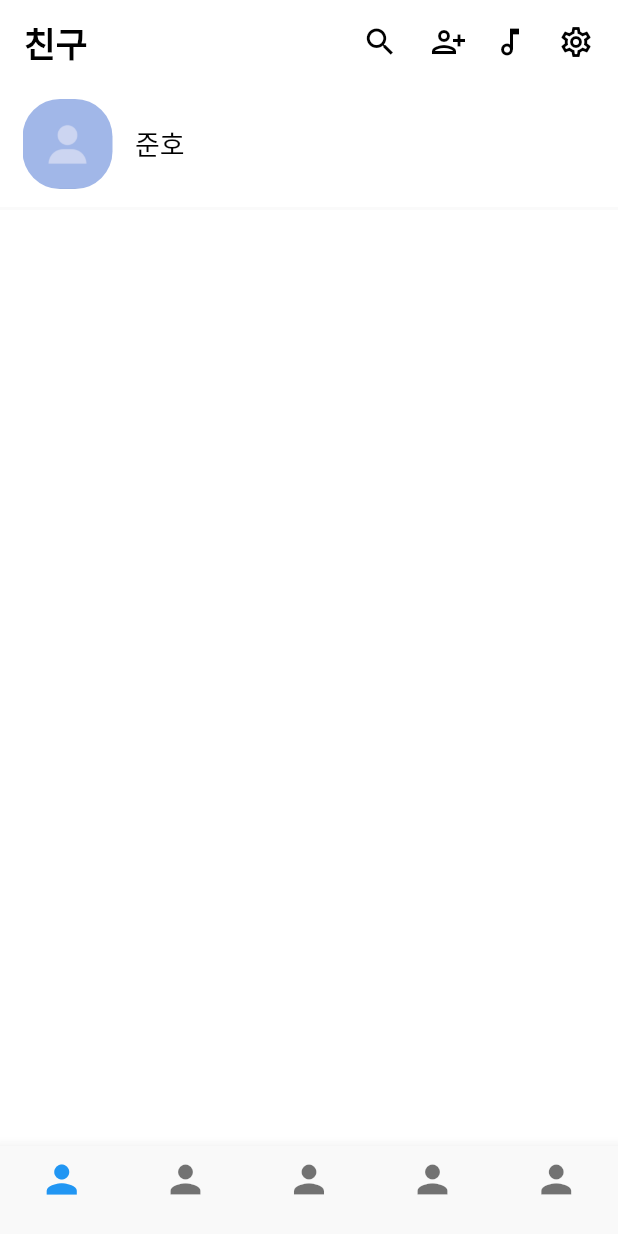
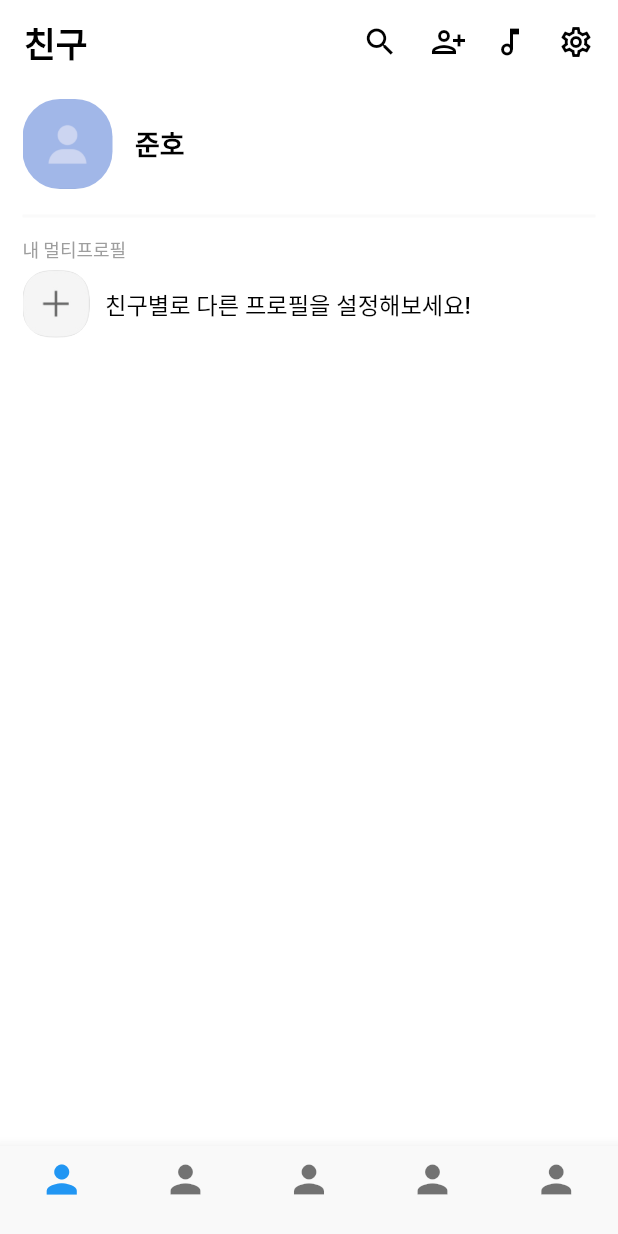
Before and after one commit to duffyishere/kakaotalk, a Flutter app: the screen it shows after launch, on a phone screen of 412 x 824 dp. Run offline on Flutter 3.47's test engine with Material 2 defaults, Android fonts, the phone set to English and light mode, and no system bars.

Commit message:
feat: add plus multi profiles button

```diff
--- a/lib/main.dart
+++ b/lib/main.dart
@@ -46,7 +46,9 @@ class MyApp extends StatelessWidget {
             Container(
               child: Padding(
                 padding: const EdgeInsets.fromLTRB(15, 10, 15, 0),
-                child: Row(
+                child: Column(
+                  children: [
+                    Row(
                       children: [
                         Container(
                           child: ClipRRect(
@@ -55,13 +57,35 @@ class MyApp extends StatelessWidget {
                           ),
                         ),
                         SizedBox(width: 15,),
-                    Text("준호", style: TextStyle(color: Colors.black, fontWeight: FontWeight.w500, fontSize: 18),)
+                        Text("준호", style: TextStyle(color: Colors.black, fontWeight: FontWeight.bold, fontSize: 18),),
+                      ],
+                    ),
+                    SizedBox(height: 10,),
+                    Divider(thickness: 2, color: Color(0xfffafafa),),
+                    SizedBox(height: 5,),
+                    Row(
+                      children: [
+                        Text("내 멀티프로필", style: TextStyle(color: Colors.grey, fontWeight: FontWeight.w200, fontSize: 12),),
+                      ],
+                    ),
+                    SizedBox(height: 5,),
+                    Row(
+                      children: [
+                        SizedBox(height: 5,),
+                        Container(
+                          child: ClipRRect(
+                            borderRadius: BorderRadius.circular(18.0),
+                            child: Image.asset('assets/plus_icon.jpg', width: 45, height: 45, ),
+                          ),
+                        ),
+                        SizedBox(width: 10,),
+                        Text("친구별로 다른 프로필을 설정해보세요!", style: TextStyle(color: Colors.black, fontWeight: FontWeight.w500, fontSize: 15.5),),
+                      ],
+                    )
                   ],
                 ),
               ),
             ),
-            SizedBox(height: 5,),
-            Divider(thickness: 2, color: Color(0xfffafafa),)
           ],
         ),
           bottomNavigationBar: BottomNavigationBar(
```
Also changed, not shown: assets/plus_icon.jpg (added). Lines whose indentation alone changed are shown as unchanged.
